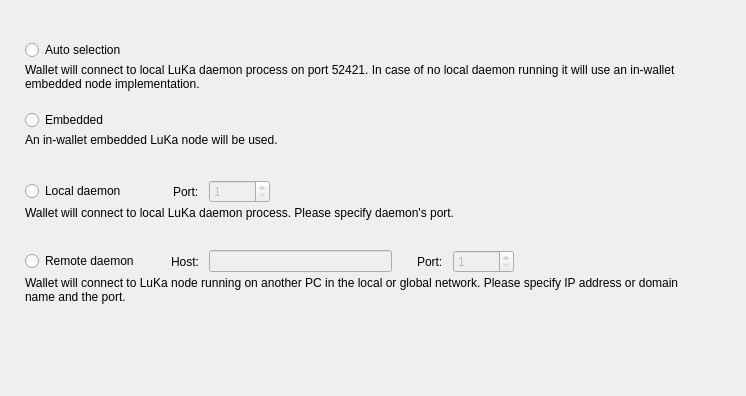
Above: src/Gui/Options/ConnectionOptionsFrame.ui from puroInstinto/lith004 before the change. Below: the same form after it.
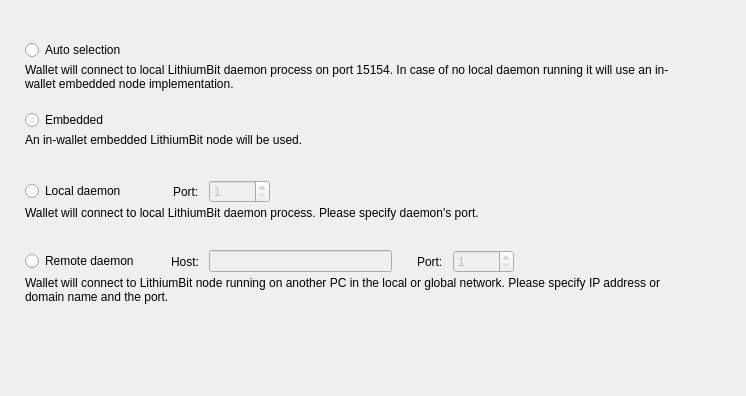
That is the form after the change. Custom widgets are drawn as their Qt base class.

Commit message: Update de Luk a Lithium

Diff of the .ui file:
```diff
--- a/src/Gui/Options/ConnectionOptionsFrame.ui
+++ b/src/Gui/Options/ConnectionOptionsFrame.ui
@@ -81,7 +81,7 @@
       <item alignment="Qt::AlignTop">
        <widget class="WalletGui::WalletSmallGrayTextLabel" name="m_autoHelperLabel">
         <property name="text">
-         <string>Wallet will connect to local LuKa daemon process on port 52421. In case of no local daemon running it will use an in-wallet embedded node implementation.</string>
+         <string>Wallet will connect to local LithiumBit daemon process on port 15154. In case of no local daemon running it will use an in-wallet embedded node implementation.</string>
         </property>
         <property name="alignment">
          <set>Qt::AlignLeading|Qt::AlignLeft|Qt::AlignTop</set>
@@ -146,7 +146,7 @@
       <item alignment="Qt::AlignTop">
        <widget class="WalletGui::WalletSmallGrayTextLabel" name="m_embeddedHelperLabel">
         <property name="text">
-         <string>An in-wallet embedded LuKa node will be used.</string>
+         <string>An in-wallet embedded LithiumBit node will be used.</string>
         </property>
         <property name="alignment">
          <set>Qt::AlignLeading|Qt::AlignLeft|Qt::AlignTop</set>
@@ -270,7 +270,7 @@
       <item alignment="Qt::AlignTop">
        <widget class="WalletGui::WalletSmallGrayTextLabel" name="m_localHelperLabel">
         <property name="text">
-         <string>Wallet will connect to local LuKa daemon process. Please specify daemon's port.</string>
+         <string>Wallet will connect to local LithiumBit daemon process. Please specify daemon's port.</string>
         </property>
         <property name="alignment">
          <set>Qt::AlignLeading|Qt::AlignLeft|Qt::AlignTop</set>
@@ -424,7 +424,7 @@
       <item alignment="Qt::AlignTop">
        <widget class="WalletGui::WalletSmallGrayTextLabel" name="m_remoteHelperLabel">
         <property name="text">
-         <string>Wallet will connect to LuKa node running on another PC in the local or global network. Please specify IP address or domain name and the port.</string>
+         <string>Wallet will connect to LithiumBit node running on another PC in the local or global network. Please specify IP address or domain name and the port.</string>
         </property>
         <property name="alignment">
          <set>Qt::AlignLeading|Qt::AlignLeft|Qt::AlignTop</set>
```
The commit also changes 280 other files.
